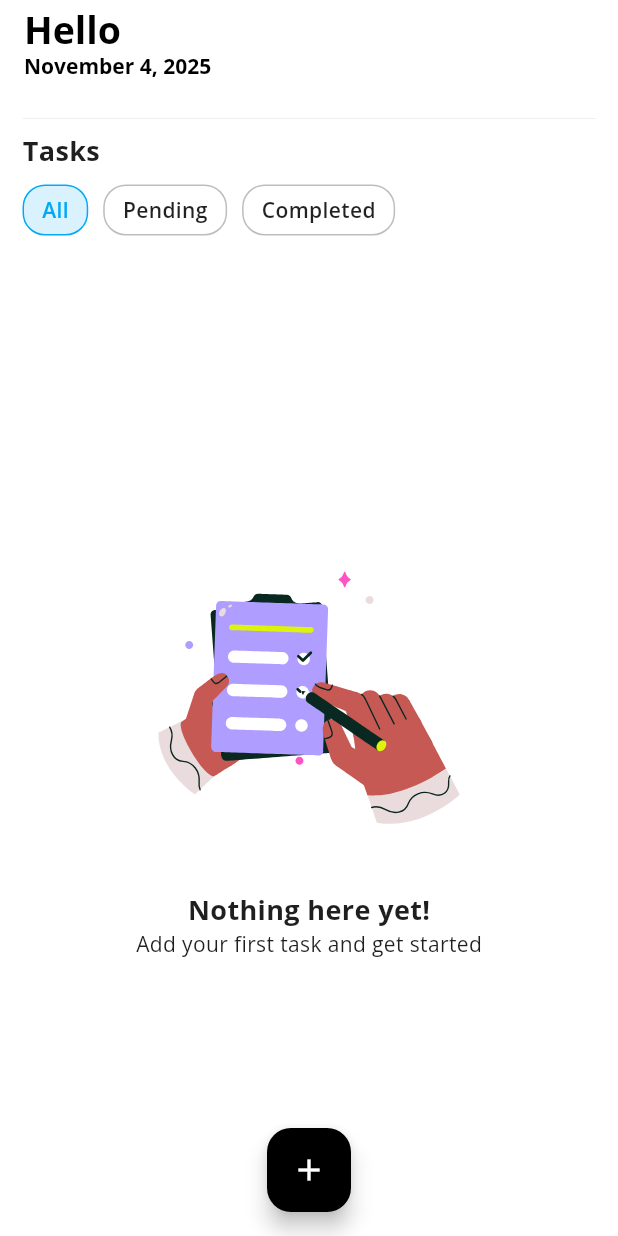
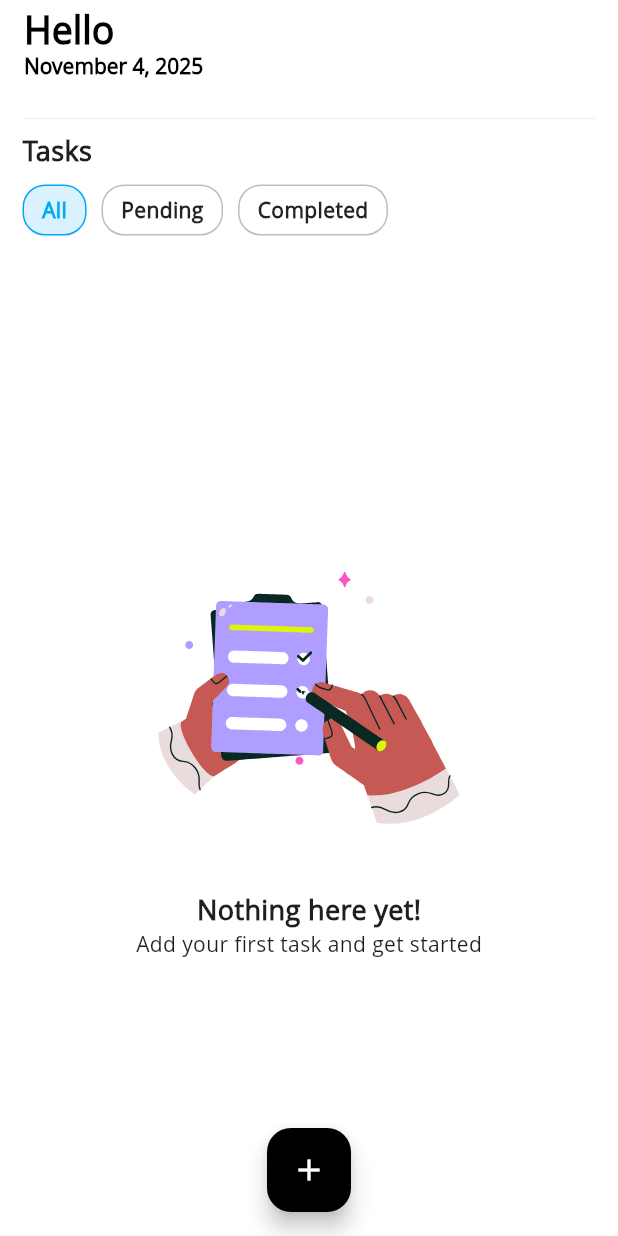
Before and after one commit to mayurpawar17/dotoon-todo-app, a Flutter app: the TodoScreen screen opened directly, on a phone screen of 412 x 824 dp. Run offline on Flutter 3.47's test engine with Material 3 defaults, Android fonts, the phone set to English and light mode, and no system bars; our stand-ins replace auto_size_text, dotted_border, eva_icons_flutter, flutter_svg, lottie, share_plus and 3 more; accounts and stored records are empty.

Commit message:
added custom font

```diff
--- a/lib/features/theme/presentation/app_themes.dart
+++ b/lib/features/theme/presentation/app_themes.dart
@@ -1,6 +1,5 @@
 import 'package:animations/animations.dart';
 import 'package:flutter/material.dart';
-import 'package:google_fonts/google_fonts.dart';
 
 import '../../../core/theme/app_colors.dart';
 
@@ -18,7 +17,7 @@ class AppThemes {
       elevation: 0,
       // centerTitle: true,
     ),
-    fontFamily: GoogleFonts.openSans().fontFamily,
+    fontFamily: 'openSans',
     textTheme: const TextTheme(
       bodyLarge: TextStyle(fontSize: 16, color: Colors.black87),
       bodyMedium: TextStyle(fontSize: 14, color: Colors.black54),
@@ -77,7 +76,7 @@ class AppThemes {
       foregroundColor: Colors.white,
       elevation: 0,
     ),
-    fontFamily: GoogleFonts.openSans().fontFamily,
+    fontFamily: 'openSans',
     textTheme: const TextTheme(
       bodyLarge: TextStyle(fontSize: 16, color: Colors.white),
       bodyMedium: TextStyle(fontSize: 14, color: Colors.white70),
--- a/pubspec.yaml
+++ b/pubspec.yaml
@@ -23,7 +23,6 @@ dependencies:
   date_picker_timeline: ^1.2.7
   intl: ^0.20.2
   dotted_border: ^3.1.0
-  font_awesome_flutter: ^10.10.0
   eva_icons_flutter: ^3.1.0
   syncfusion_flutter_datepicker: ^31.1.23
   share_plus: ^12.0.0
@@ -58,3 +57,8 @@ flutter:
 
   assets:
     - assets/
+
+  fonts:
+    - family: openSans
+      fonts:
+        - asset: assets/fonts/open-sans.regular.ttf
```
Also changed, not shown: assets/fonts/open-sans.regular.ttf (added), pubspec.lock.
